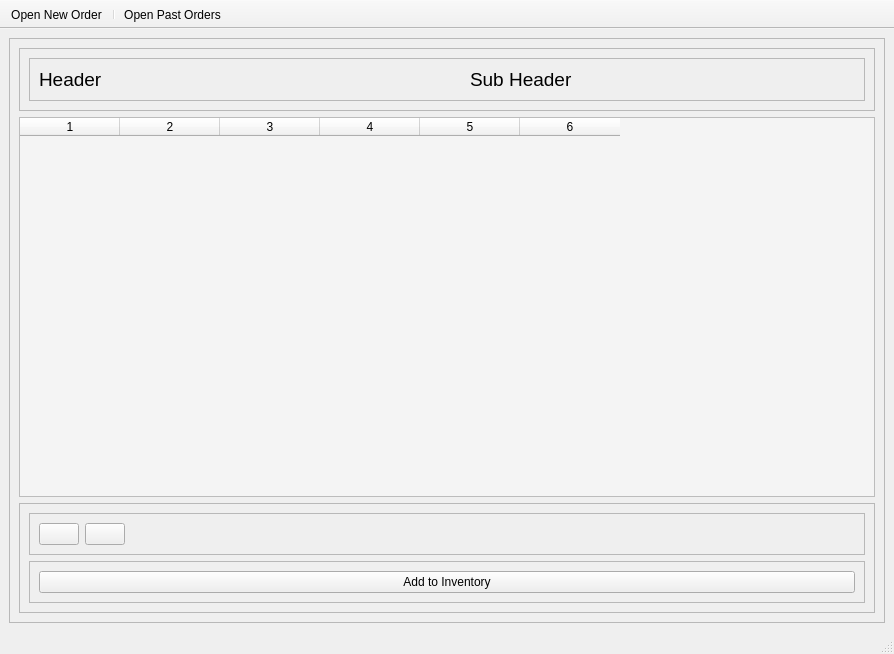
Thomas1B/Electronics-Inventory-Program, file Program_Files/UI_Files/new_order_window.ui: the form before one commit.
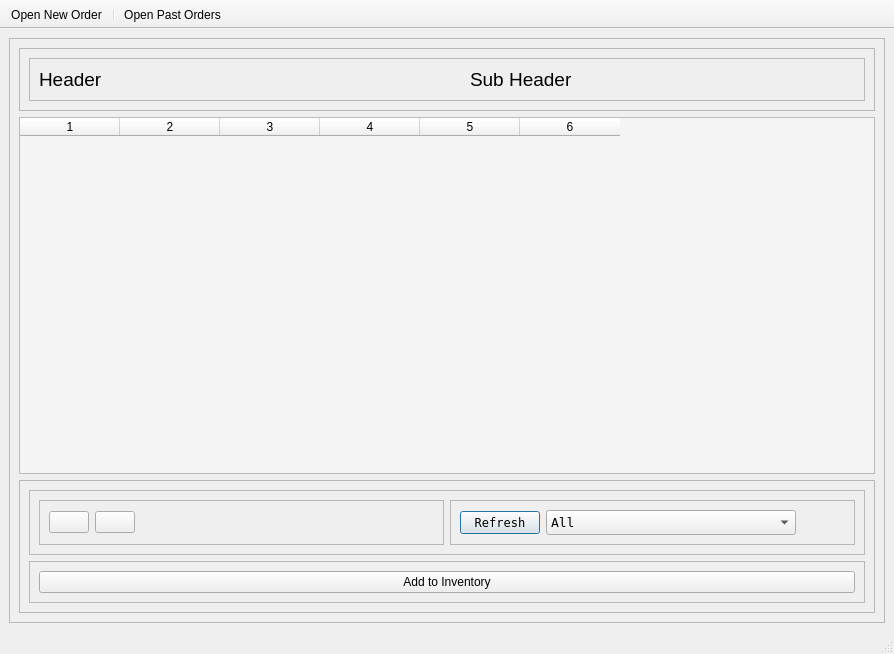
The form after the commit. Icons and pictures are not drawn.

The edit to the form file:
```diff
--- a/Program_Files/UI_Files/new_order_window.ui
+++ b/Program_Files/UI_Files/new_order_window.ui
@@ -211,7 +211,45 @@
           <enum>QFrame::Raised</enum>
          </property>
          <layout class="QGridLayout" name="gridLayout_2">
+          <item row="2" column="0">
+           <widget class="QFrame" name="command_btn_frame">
+            <property name="frameShape">
+             <enum>QFrame::StyledPanel</enum>
+            </property>
+            <property name="frameShadow">
+             <enum>QFrame::Raised</enum>
+            </property>
+            <layout class="QGridLayout" name="gridLayout_4">
           <item row="0" column="0">
+              <widget class="QPushButton" name="btn_add_to_inventory">
+               <property name="cursor">
+                <cursorShape>PointingHandCursor</cursorShape>
+               </property>
+               <property name="styleSheet">
+                <string notr="true"/>
+               </property>
+               <property name="text">
+                <string>Add to Inventory</string>
+               </property>
+               <property name="icon">
+                <iconset>
+                 <normaloff>../Icons/document--plus.png</normaloff>../Icons/document--plus.png</iconset>
+               </property>
+              </widget>
+             </item>
+            </layout>
+           </widget>
+          </item>
+          <item row="1" column="0">
+           <widget class="QFrame" name="frame_4">
+            <property name="frameShape">
+             <enum>QFrame::StyledPanel</enum>
+            </property>
+            <property name="frameShadow">
+             <enum>QFrame::Raised</enum>
+            </property>
+            <layout class="QHBoxLayout" name="horizontalLayout_2">
+             <item>
            <widget class="QFrame" name="nav_btn_frame">
             <property name="frameShape">
              <enum>QFrame::StyledPanel</enum>
@@ -276,30 +314,110 @@
             </layout>
            </widget>
           </item>
-          <item row="1" column="0">
-           <widget class="QFrame" name="command_btn_frame">
+             <item>
+              <widget class="QFrame" name="sorting_frame">
+               <property name="styleSheet">
+                <string notr="true">QAbstractItemView {
+	background-color: white;
+}</string>
+               </property>
             <property name="frameShape">
              <enum>QFrame::StyledPanel</enum>
             </property>
             <property name="frameShadow">
              <enum>QFrame::Raised</enum>
             </property>
-            <layout class="QGridLayout" name="gridLayout_4">
+               <layout class="QGridLayout" name="gridLayout_5">
              <item row="0" column="0">
-              <widget class="QPushButton" name="btn_add_to_inventory">
+                 <widget class="QPushButton" name="btn_refresh_opensheet">
+                  <property name="sizePolicy">
+                   <sizepolicy hsizetype="Fixed" vsizetype="Fixed">
+                    <horstretch>0</horstretch>
+                    <verstretch>0</verstretch>
+                   </sizepolicy>
+                  </property>
+                  <property name="font">
+                   <font>
+                    <family>Terminal</family>
+                   </font>
+                  </property>
                <property name="cursor">
                 <cursorShape>PointingHandCursor</cursorShape>
                </property>
+                  <property name="layoutDirection">
+                   <enum>Qt::LeftToRight</enum>
+                  </property>
+                  <property name="autoFillBackground">
+                   <bool>false</bool>
+                  </property>
                <property name="styleSheet">
                 <string notr="true"/>
                </property>
                <property name="text">
-                <string>Add to Inventory</string>
+                   <string>Refresh</string>
                </property>
                <property name="icon">
                 <iconset>
-                 <normaloff>../Icons/document--plus.png</normaloff>../Icons/document--plus.png</iconset>
-               </property>
+                    <normaloff>../Icons/arrow-circle-double.png</normaloff>../Icons/arrow-circle-double.png</iconset>
+                  </property>
+                  <property name="default">
+                   <bool>true</bool>
+                  </property>
+                 </widget>
+                </item>
+                <item row="0" column="1">
+                 <widget class="QComboBox" name="comboBox_section">
+                  <property name="sizePolicy">
+                   <sizepolicy hsizetype="Fixed" vsizetype="Fixed">
+                    <horstretch>0</horstretch>
+                    <verstretch>0</verstretch>
+                   </sizepolicy>
+                  </property>
+                  <property name="minimumSize">
+                   <size>
+                    <width>250</width>
+                    <height>0</height>
+                   </size>
+                  </property>
+                  <property name="font">
+                   <font>
+                    <family>Terminal</family>
+                    <pointsize>10</pointsize>
+                   </font>
+                  </property>
+                  <property name="autoFillBackground">
+                   <bool>false</bool>
+                  </property>
+                  <property name="styleSheet">
+                   <string notr="true"/>
+                  </property>
+                  <property name="maxVisibleItems">
+                   <number>20</number>
+                  </property>
+                  <property name="sizeAdjustPolicy">
+                   <enum>QComboBox::AdjustToMinimumContentsLength</enum>
+                  </property>
+                  <item>
+                   <property name="text">
+                    <string>All</string>
+                   </property>
+                  </item>
+                 </widget>
+                </item>
+                <item row="0" column="2">
+                 <spacer name="horizontalSpacer_3">
+                  <property name="orientation">
+                   <enum>Qt::Horizontal</enum>
+                  </property>
+                  <property name="sizeHint" stdset="0">
+                   <size>
+                    <width>40</width>
+                    <height>20</height>
+                   </size>
+                  </property>
+                 </spacer>
+                </item>
+               </layout>
               </widget>
              </item>
             </layout>
```
Lines whose indentation alone changed are shown as unchanged.
